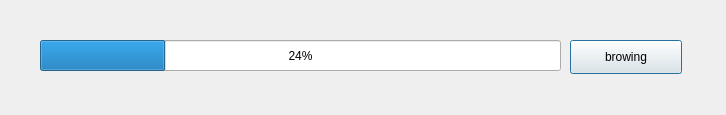
Qt form dialog.ui (Jzyz-Q/QT-POI) before a commit.
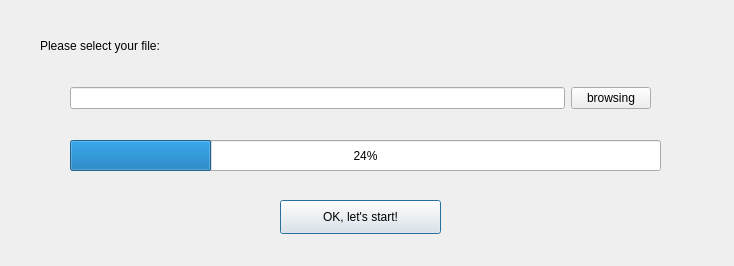
The same form after that commit.

Patch:
```diff
--- a/dialog.ui
+++ b/dialog.ui
@@ -6,35 +6,19 @@
    <rect>
     <x>0</x>
     <y>0</y>
-    <width>726</width>
-    <height>115</height>
+    <width>734</width>
+    <height>266</height>
    </rect>
   </property>
   <property name="windowTitle">
    <string>Dialog</string>
   </property>
-  <widget class="QPushButton" name="Open">
-   <property name="geometry">
-    <rect>
-     <x>570</x>
-     <y>40</y>
-     <width>112</width>
-     <height>34</height>
-    </rect>
-   </property>
-   <property name="styleSheet">
-    <string notr="true">font: 9pt &quot;Times New Roman&quot;;</string>
-   </property>
-   <property name="text">
-    <string>browing</string>
-   </property>
-  </widget>
   <widget class="QProgressBar" name="Openprogress">
    <property name="geometry">
     <rect>
-     <x>40</x>
-     <y>40</y>
-     <width>521</width>
+     <x>70</x>
+     <y>140</y>
+     <width>591</width>
      <height>31</height>
     </rect>
    </property>
@@ -48,8 +32,8 @@
   <widget class="QLabel" name="Loading">
    <property name="geometry">
     <rect>
-     <x>180</x>
-     <y>40</y>
+     <x>200</x>
+     <y>140</y>
      <width>281</width>
      <height>31</height>
     </rect>
@@ -61,6 +45,73 @@
     <string/>
    </property>
   </widget>
+  <widget class="QLabel" name="label">
+   <property name="geometry">
+    <rect>
+     <x>40</x>
+     <y>30</y>
+     <width>221</width>
+     <height>31</height>
+    </rect>
+   </property>
+   <property name="styleSheet">
+    <string notr="true">font: 75 10pt &quot;Arial&quot;;
+</string>
+   </property>
+   <property name="text">
+    <string>Please select your file:</string>
+   </property>
+  </widget>
+  <widget class="QPushButton" name="begin">
+   <property name="geometry">
+    <rect>
+     <x>280</x>
+     <y>200</y>
+     <width>161</width>
+     <height>34</height>
+    </rect>
+   </property>
+   <property name="styleSheet">
+    <string notr="true">font: 9pt &quot;Microsoft YaHei UI&quot;;</string>
+   </property>
+   <property name="text">
+    <string>OK, let's start!</string>
+   </property>
+  </widget>
+  <widget class="QWidget" name="layoutWidget">
+   <property name="geometry">
+    <rect>
+     <x>70</x>
+     <y>80</y>
+     <width>581</width>
+     <height>36</height>
+    </rect>
+   </property>
+   <layout class="QHBoxLayout" name="horizontalLayout">
+    <item>
+     <widget class="QLineEdit" name="lineEdit">
+      <property name="styleSheet">
+       <string notr="true">color: rgb(181, 181, 181);
+border-top-color: rgb(255, 170, 127);
+font: 9pt &quot;Segoe UI Historic&quot;;</string>
+      </property>
+      <property name="text">
+       <string/>
+      </property>
+     </widget>
+    </item>
+    <item>
+     <widget class="QPushButton" name="Open">
+      <property name="styleSheet">
+       <string notr="true">font: 9pt &quot;Times New Roman&quot;;</string>
+      </property>
+      <property name="text">
+       <string>browsing</string>
+      </property>
+     </widget>
+    </item>
+   </layout>
+  </widget>
  </widget>
  <resources/>
  <connections/>
```
